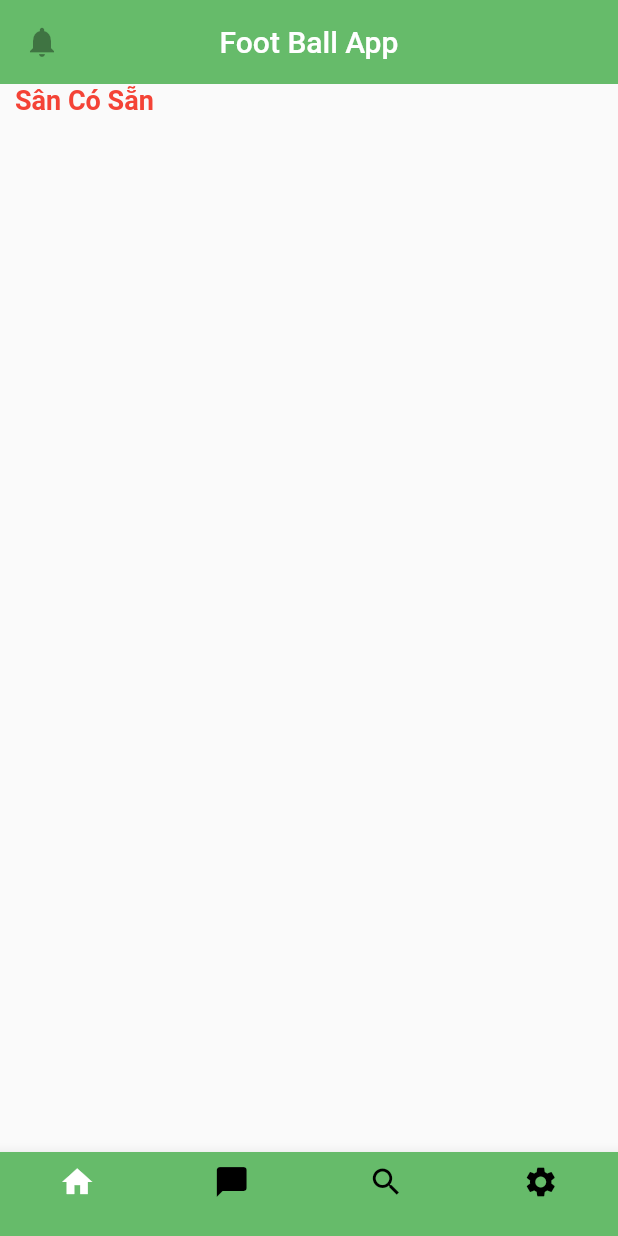
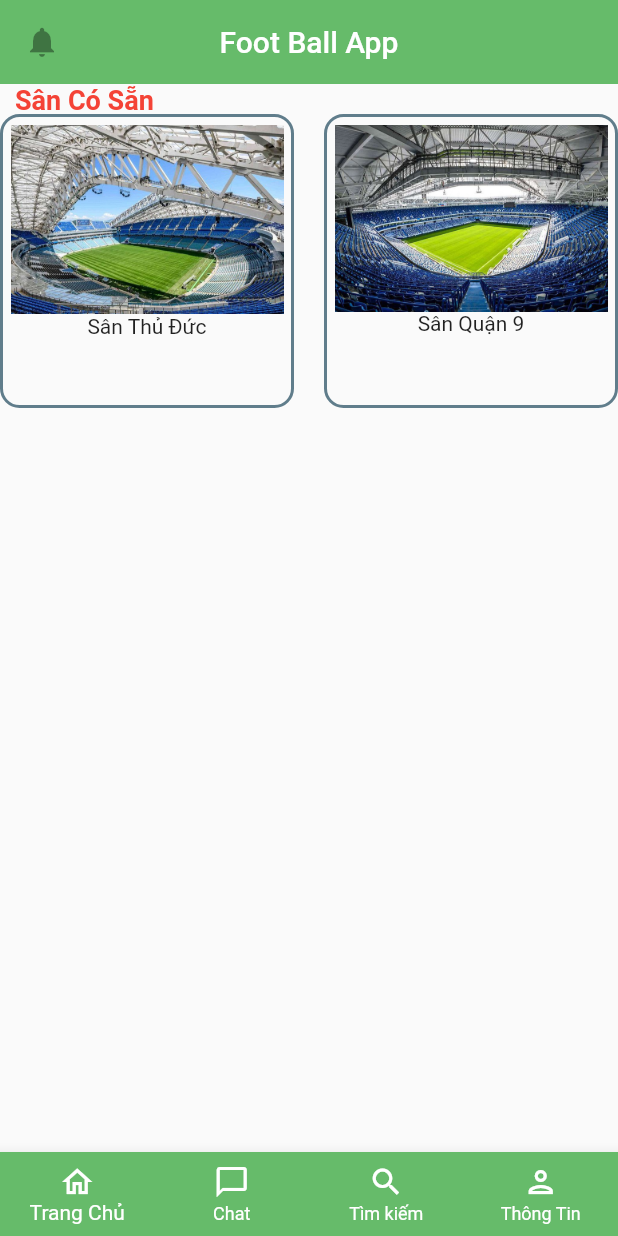
Before and after one commit to ATAnhTuan/HCI-Project-Mobile, a Flutter app: the screen it shows after launch, on a phone screen of 412 x 824 dp. Run offline on Flutter 3.47's test engine with Material 2 defaults, Android fonts, the phone set to English and light mode, and no system bars; our stand-ins replace material_color_utilities.

Commit message:
second commit

```diff
--- /dev/null
+++ b/HCI-Project-Mobile/lib/Screen/Home/HomeScreen.dart
@@ -0,0 +1,81 @@
+import 'package:flutter/material.dart';
+
+class HomeScreen extends StatelessWidget {
+  const HomeScreen({Key? key}) : super(key: key);
+
+  @override
+  Widget build(BuildContext context) {
+    Size size = MediaQuery.of(context).size;
+    return Scaffold(
+      appBar: AppBar(
+          elevation: 0,
+          leading: IconButton(onPressed: null, icon: Icon(Icons.notifications)),
+          centerTitle: true,
+          title: Text('Foot Ball App'),
+          foregroundColor: Colors.white,
+          backgroundColor: Colors.green[400]),
+      body: Stack(
+        children: <Widget>[
+          Padding(
+            padding: const EdgeInsets.symmetric(horizontal: 10),
+            child: Container(
+              child: Stack(
+                children: <Widget>[
+                  Text(
+                    "Sân Có Sẵn",
+                    style: TextStyle(
+                        fontSize: 18,
+                        color: Colors.red,
+                        fontWeight: FontWeight.bold),
+                  )
+                ],
+              ),
+            ),
+          ),
+          Container(
+            margin: const EdgeInsets.only(top: 20),
+            child: Expanded(
+                child: GridView.count(
+              crossAxisCount: 2,
+              crossAxisSpacing: 20,
+              mainAxisSpacing: 20,
+              children: <Widget>[Available(
+                images: "assets/images/santhuduc.jpg",
+                title: "Sân Thủ Đức",
+              ), Available(
+                images: "assets/images/sanquan9.jpg",
+                title: "Sân Quận 9"
+              )],
+            )),
+          )
+        ],
+      ),
+    );
+  }
+}
+
+class Available extends StatelessWidget {
+  final String images;
+  final String title;
+  const Available({
+    Key? key,
+    required this.images,
+    required this.title,
+  }) : super(key: key);
+
+  @override
+  Widget build(BuildContext context) {
+    return Container(
+      padding: EdgeInsets.all(5),
+      decoration: BoxDecoration(
+          borderRadius: BorderRadius.circular(13),
+          border: Border.all(color: Colors.blueGrey, width: 2)),
+      child: Column(children: [
+        Image.asset(images),
+        Text(
+          title
+        )
+      ]),
+    );
+  }
+}
--- a/HCI-Project-Mobile/lib/Screen/Home/main.dart
+++ b/HCI-Project-Mobile/lib/Screen/Home/main.dart
@@ -1,5 +1,6 @@
 import 'dart:ui';
 import 'package:flutter/material.dart';
+import 'HomeScreen.dart';
 import 'package:material_color_utilities/material_color_utilities.dart';
 
 void main() {
@@ -8,76 +9,80 @@ void main() {
 
 class MyApp extends StatelessWidget {
   const MyApp({Key? key}) : super(key: key);
+
   @override
   Widget build(BuildContext context) {
-    Widget widget = Container();
-    return MaterialApp(
+    return const MaterialApp(
       debugShowCheckedModeBanner: false,
-      home: Scaffold(
-        appBar: AppBar(
-            elevation: 0,
-            leading:
-                IconButton(onPressed: null, icon: Icon(Icons.notifications)),
-            centerTitle: true,
-            title: Text('Foot Ball App'),
-            foregroundColor: Colors.white,
-            backgroundColor: Colors.green[400]),
-        body: HomeScreen(),
-        bottomNavigationBar: BottomNavigationBar(
-            backgroundColor: Colors.green[400],
-            selectedItemColor: Colors.white,
-            unselectedItemColor: Colors.black,
-            type: BottomNavigationBarType.fixed,
-            items: const [
-              BottomNavigationBarItem(label: "", icon: Icon(Icons.home)),
-              BottomNavigationBarItem(label: "", icon: Icon(Icons.chat_bubble)),
-              BottomNavigationBarItem(label: "", icon: Icon(Icons.search)),
-              BottomNavigationBarItem(label: "", icon: Icon(Icons.settings)),
-            ]),
+      home: MyStatefulWidget(),
+    );
+  }
+}
+
+class MyStatefulWidget extends StatefulWidget {
+  const MyStatefulWidget({Key? key}) : super(key: key);
+
+  @override
+  State<MyStatefulWidget> createState() => _MyStatefulWidgetState();
+}
+
+class _MyStatefulWidgetState extends State<MyStatefulWidget> {
+  int _selectedIndex = 0;
+  static const TextStyle optionStyle =
+      TextStyle(fontSize: 30, fontWeight: FontWeight.bold);
+  static const List<Widget> _widgetOptions = <Widget>[
+   HomeScreen(),
+    Text(
+      'Index 1: Chat',
+      style: optionStyle,
+    ),
+    Text(
+      'Index 2: Search',
+      style: optionStyle,
+    ),
+    Text(
+      'Index 3: Profile',
+      style: optionStyle,
+    )
+  ];
+
+  void _onItemTapped(int index) {
+    setState(() {
+      _selectedIndex = index;
+    });
+  }
+  @override
+  Widget build(BuildContext context) {
+    return Scaffold(
+      body: Center(
+        child: _widgetOptions.elementAt(_selectedIndex),
+      ),
+      bottomNavigationBar: BottomNavigationBar(
+        type: BottomNavigationBarType.fixed,
+        backgroundColor: Colors.green[400],
+        unselectedItemColor: Colors.white,
+        items: const <BottomNavigationBarItem>[
+          BottomNavigationBarItem(
+            icon: Icon(Icons.home_outlined),
+            label: 'Trang Chủ',
+          ),
+          BottomNavigationBarItem(
+            icon: Icon(Icons.chat_bubble_outline),
+            label: 'Chat',
+          ),
+          BottomNavigationBarItem(
+            icon: Icon(Icons.search_outlined),
+            label: 'Tìm kiếm',
+          ),
+          BottomNavigationBarItem(
+            icon: Icon(Icons.person_outlined),
+            label: 'Thông Tin',
+          )
+        ],
+        currentIndex: _selectedIndex,
+        selectedItemColor: Colors.white,
+        onTap: _onItemTapped,
       ),
     );
   }
 }
-
-class HomeScreen extends StatelessWidget {
-  const HomeScreen({Key? key}) : super(key: key);
-
-  @override
-  Widget build(BuildContext context) {
-    Size size = MediaQuery.of(context).size;
-    return Scaffold(
-      body: Stack(
-        children: <Widget>[
-          Padding(
-            padding: const EdgeInsets.symmetric(horizontal: 10),
-            child: Row(
-              children: <Widget>[
-                Container(
-                  height: size.height * 0.2,
-                  child: Stack(
-                    children: <Widget>[
-                      Text(
-                        "Sân Có Sẵn",
-                        style: TextStyle(
-                            fontSize: 18,
-                            color: Colors.red,
-                            fontWeight: FontWeight.bold),
-                      )
-                    ],
-                  ),
-                ),
-              ],
-            ),
-          ),
-          Container(
-            margin: const EdgeInsets.only(top: 20),
-            height: size.height * 0.2,
-            child: Expanded(
-              child: Stack(),
-            ),
-          )
-        ],
-      ),
-    );
-  }
-}
--- a/HCI-Project-Mobile/pubspec.yaml
+++ b/HCI-Project-Mobile/pubspec.yaml
@@ -56,7 +56,8 @@ flutter:
   # included with your application, so that you can use the icons in
   # the material Icons class.
   uses-material-design: true
-
+  assets:
+      - assets/images/
   # To add assets to your application, add an assets section, like this:
   # assets:
   #   - images/a_dot_burr.jpeg
```
Also changed, not shown: HCI-Project-Mobile/assets/images/sanquan9.jpg (added), HCI-Project-Mobile/assets/images/santhuduc.jpg (added), 1 other file.
